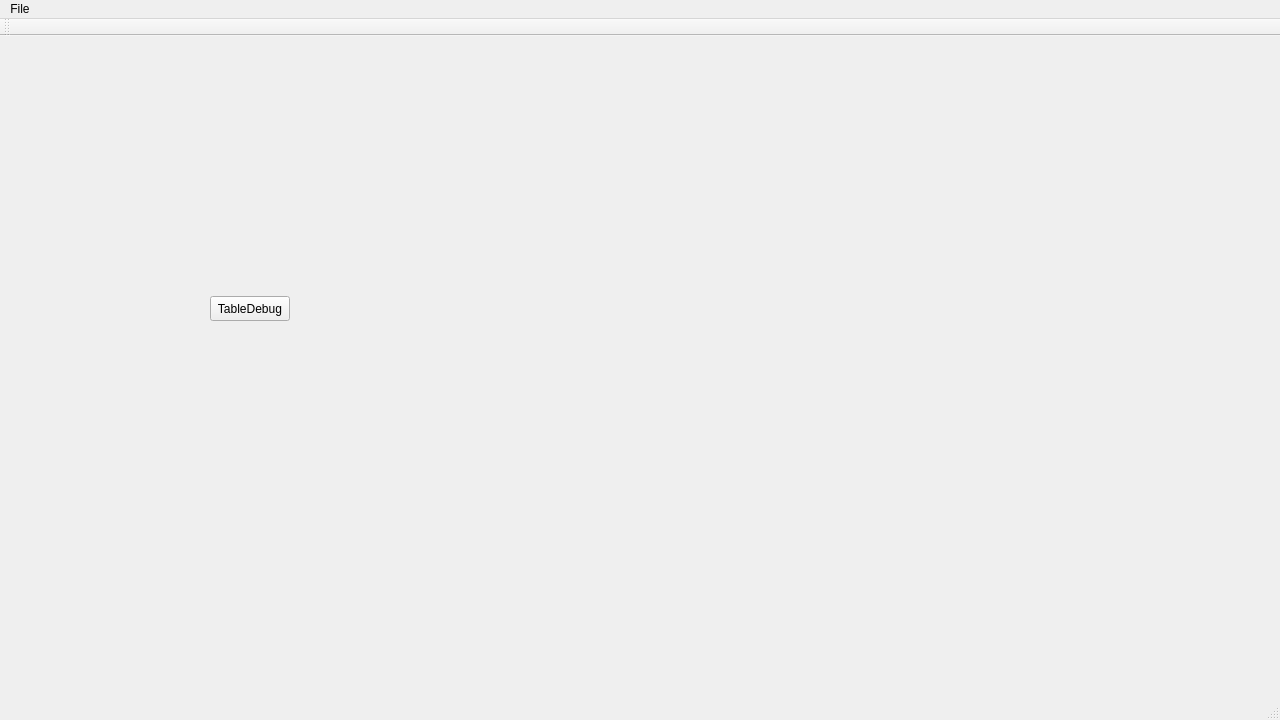
fabioalves98/TuringsMachineGenerator, file Qt/TuringsMachineSimulator/usermachines.ui: the form before one commit.
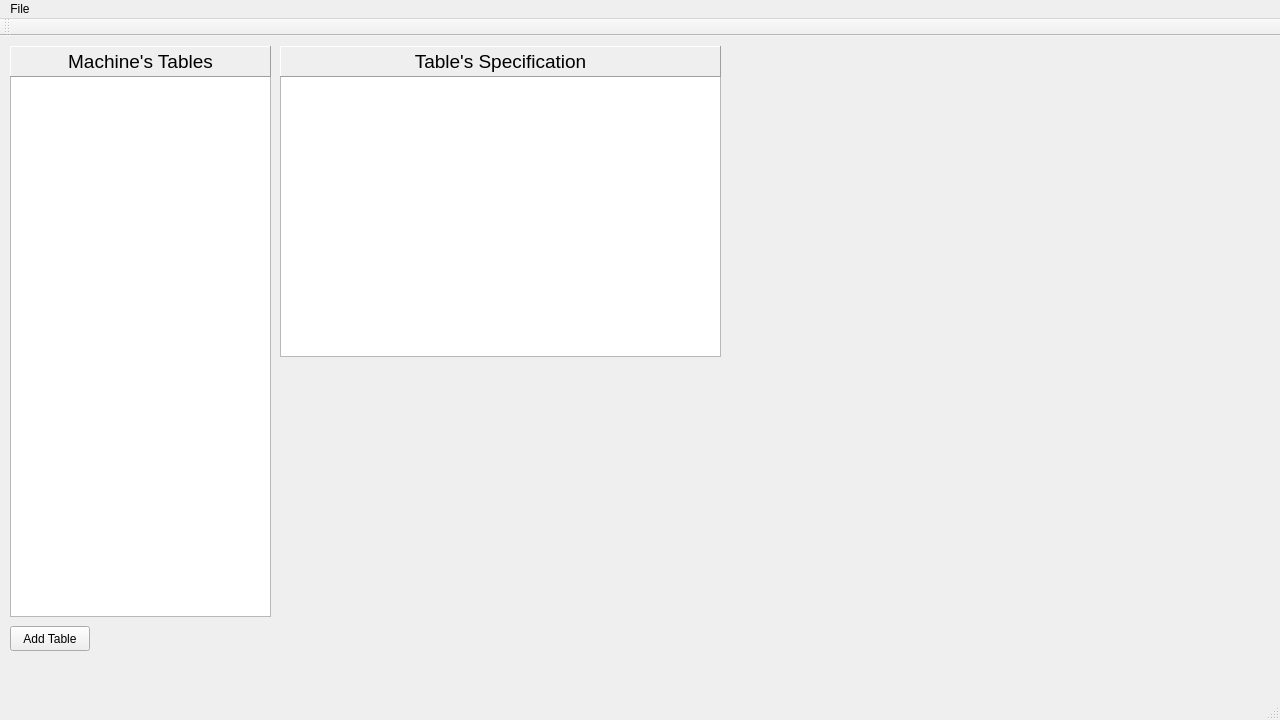
The form after the commit.

```diff
--- a/Qt/TuringsMachineSimulator/usermachines.ui
+++ b/Qt/TuringsMachineSimulator/usermachines.ui
@@ -17,14 +17,88 @@
    <widget class="QPushButton" name="fileOpener">
     <property name="geometry">
      <rect>
-      <x>210</x>
-      <y>260</y>
+      <x>10</x>
+      <y>590</y>
       <width>80</width>
       <height>25</height>
      </rect>
     </property>
     <property name="text">
-     <string>TableDebug</string>
+     <string>Add Table</string>
+    </property>
+   </widget>
+   <widget class="QListWidget" name="tableList">
+    <property name="geometry">
+     <rect>
+      <x>10</x>
+      <y>40</y>
+      <width>261</width>
+      <height>541</height>
+     </rect>
+    </property>
+   </widget>
+   <widget class="QLabel" name="label">
+    <property name="geometry">
+     <rect>
+      <x>10</x>
+      <y>10</y>
+      <width>261</width>
+      <height>31</height>
+     </rect>
+    </property>
+    <property name="font">
+     <font>
+      <pointsize>14</pointsize>
+     </font>
+    </property>
+    <property name="frameShape">
+     <enum>QFrame::Panel</enum>
+    </property>
+    <property name="frameShadow">
+     <enum>QFrame::Raised</enum>
+    </property>
+    <property name="text">
+     <string>Machine's Tables</string>
+    </property>
+    <property name="alignment">
+     <set>Qt::AlignCenter</set>
+    </property>
+   </widget>
+   <widget class="QTableWidget" name="tableView">
+    <property name="geometry">
+     <rect>
+      <x>280</x>
+      <y>40</y>
+      <width>441</width>
+      <height>281</height>
+     </rect>
+    </property>
+   </widget>
+   <widget class="QLabel" name="label_2">
+    <property name="geometry">
+     <rect>
+      <x>280</x>
+      <y>10</y>
+      <width>441</width>
+      <height>31</height>
+     </rect>
+    </property>
+    <property name="font">
+     <font>
+      <pointsize>14</pointsize>
+     </font>
+    </property>
+    <property name="frameShape">
+     <enum>QFrame::Panel</enum>
+    </property>
+    <property name="frameShadow">
+     <enum>QFrame::Raised</enum>
+    </property>
+    <property name="text">
+     <string>Table's Specification</string>
+    </property>
+    <property name="alignment">
+     <set>Qt::AlignCenter</set>
     </property>
    </widget>
   </widget>
```
